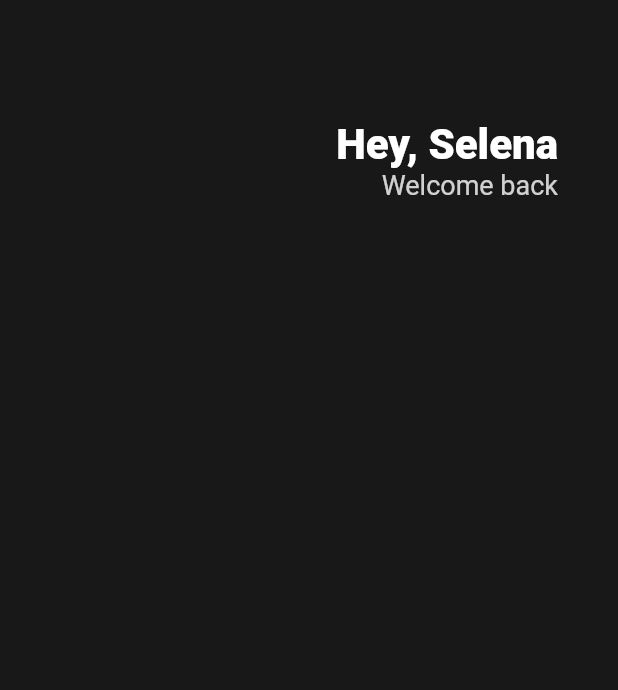
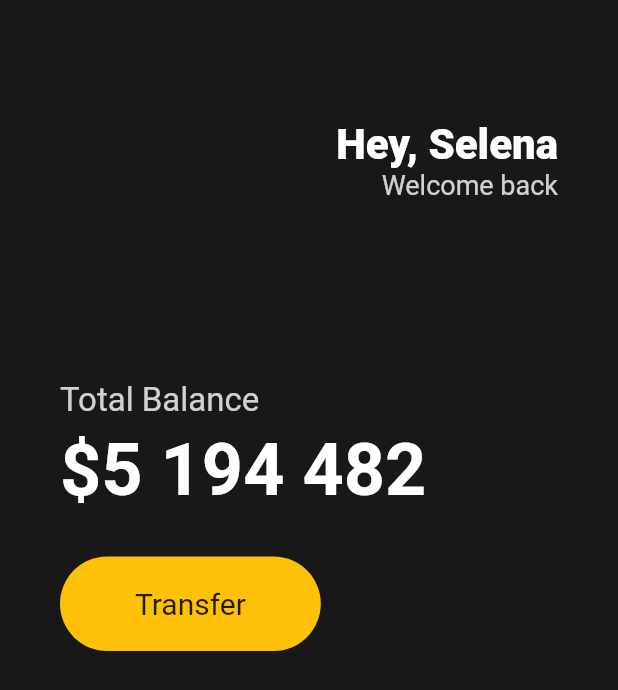
Before and after one commit to hyungraelee/Flutter_basic, a Flutter app: the screen it shows after launch, on a phone screen of 412 x 824 dp. Shown: the top 690 px of the screen. Run offline on Flutter 3.47's test engine with Material 2 defaults, Android fonts, the phone set to English and light mode, and no system bars.

Commit message:
3.2 Buttons Section(nomadcoders)

```diff
--- a/toonflix/lib/main.dart
+++ b/toonflix/lib/main.dart
@@ -12,8 +12,11 @@
       home: Scaffold(
           backgroundColor: Color(0XFF181818),
           body: Padding(
-            padding: EdgeInsets.symmetric(horizontal: 40),
+            padding: EdgeInsets.symmetric(
+              horizontal: 40,
+            ),
             child: Column(
+              crossAxisAlignment: CrossAxisAlignment.start,
               children: [
                 SizedBox(
                   height: 80,
@@ -42,6 +45,52 @@
                       ],
                     )
                   ],
+                ),
+                SizedBox(
+                  height: 120,
+                ),
+                Text(
+                  'Total Balance',
+                  style: TextStyle(
+                    fontSize: 22,
+                    color: Colors.white.withOpacity(0.8),
+                  ),
+                ),
+                SizedBox(
+                  height: 5,
+                ),
+                Text(
+                  '\$5 194 482',
+                  style: TextStyle(
+                    fontSize: 48,
+                    fontWeight: FontWeight.w600,
+                    color: Colors.white,
+                  ),
+                ),
+                SizedBox(
+                  height: 30,
+                ),
+                Row(
+                  children: [
+                    Container(
+                      decoration: BoxDecoration(
+                        color: Colors.amber,
+                        borderRadius: BorderRadius.circular(45),
+                      ),
+                      child: Padding(
+                        padding: EdgeInsets.symmetric(
+                          vertical: 20,
+                          horizontal: 50,
+                        ),
+                        child: Text(
+                          'Transfer',
+                          style: TextStyle(
+                            fontSize: 20,
+                          ),
+                        ),
+                      ),
+                    ),
+                  ],
                 )
               ],
             ),
```
